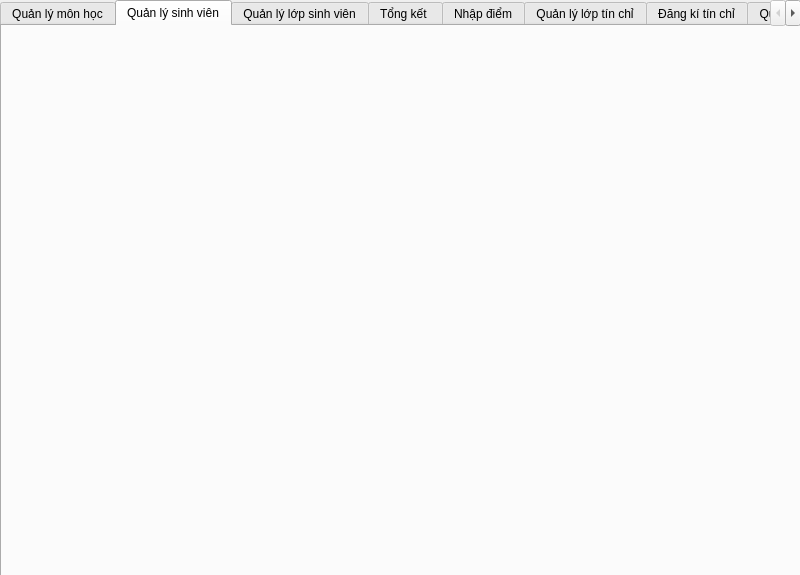
This is TestQT/mainwindow.ui in QuyenNDD/CTDL-GT as Qt 5 draws it before an edit. The edited form follows.
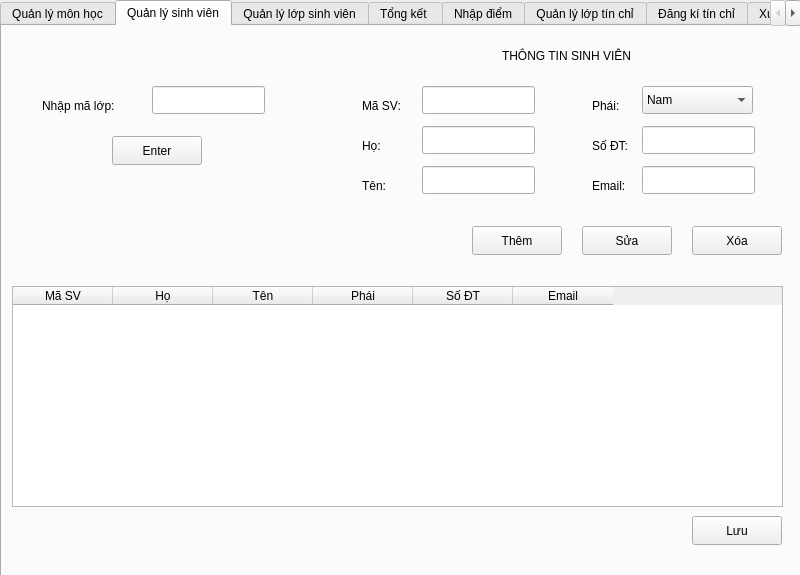
This is the edited form. The open tabs and pages were chosen to show the change.

```diff
--- a/TestQT/mainwindow.ui
+++ b/TestQT/mainwindow.ui
@@ -296,6 +296,346 @@
      <attribute name="title">
       <string>Quản lý sinh viên</string>
      </attribute>
+     <widget class="QWidget" name="widget_10" native="true">
+      <property name="geometry">
+       <rect>
+        <x>0</x>
+        <y>0</y>
+        <width>791</width>
+        <height>231</height>
+       </rect>
+      </property>
+      <widget class="QLabel" name="label_27">
+       <property name="geometry">
+        <rect>
+         <x>40</x>
+         <y>70</y>
+         <width>91</width>
+         <height>20</height>
+        </rect>
+       </property>
+       <property name="text">
+        <string>Nhập mã lớp:</string>
+       </property>
+      </widget>
+      <widget class="QLabel" name="label_28">
+       <property name="geometry">
+        <rect>
+         <x>500</x>
+         <y>20</y>
+         <width>181</width>
+         <height>20</height>
+        </rect>
+       </property>
+       <property name="text">
+        <string>THÔNG TIN SINH VIÊN</string>
+       </property>
+      </widget>
+      <widget class="QLabel" name="label_29">
+       <property name="geometry">
+        <rect>
+         <x>360</x>
+         <y>70</y>
+         <width>63</width>
+         <height>20</height>
+        </rect>
+       </property>
+       <property name="text">
+        <string>Mã SV:</string>
+       </property>
+      </widget>
+      <widget class="QLabel" name="label_30">
+       <property name="geometry">
+        <rect>
+         <x>360</x>
+         <y>110</y>
+         <width>63</width>
+         <height>20</height>
+        </rect>
+       </property>
+       <property name="text">
+        <string>Họ:</string>
+       </property>
+      </widget>
+      <widget class="QLabel" name="label_31">
+       <property name="geometry">
+        <rect>
+         <x>360</x>
+         <y>150</y>
+         <width>63</width>
+         <height>20</height>
+        </rect>
+       </property>
+       <property name="text">
+        <string>Tên:</string>
+       </property>
+      </widget>
+      <widget class="QLabel" name="label_32">
+       <property name="geometry">
+        <rect>
+         <x>590</x>
+         <y>70</y>
+         <width>63</width>
+         <height>20</height>
+        </rect>
+       </property>
+       <property name="text">
+        <string>Phái:</string>
+       </property>
+      </widget>
+      <widget class="QLabel" name="label_33">
+       <property name="geometry">
+        <rect>
+         <x>590</x>
+         <y>110</y>
+         <width>63</width>
+         <height>20</height>
+        </rect>
+       </property>
+       <property name="text">
+        <string>Số ĐT:</string>
+       </property>
+      </widget>
+      <widget class="QLabel" name="label_34">
+       <property name="geometry">
+        <rect>
+         <x>590</x>
+         <y>150</y>
+         <width>63</width>
+         <height>20</height>
+        </rect>
+       </property>
+       <property name="text">
+        <string>Email:</string>
+       </property>
+      </widget>
+      <widget class="QLineEdit" name="txtMaSV">
+       <property name="geometry">
+        <rect>
+         <x>420</x>
+         <y>60</y>
+         <width>113</width>
+         <height>28</height>
+        </rect>
+       </property>
+      </widget>
+      <widget class="QLineEdit" name="txtHo">
+       <property name="geometry">
+        <rect>
+         <x>420</x>
+         <y>100</y>
+         <width>113</width>
+         <height>28</height>
+        </rect>
+       </property>
+      </widget>
+      <widget class="QLineEdit" name="txtTen">
+       <property name="geometry">
+        <rect>
+         <x>420</x>
+         <y>140</y>
+         <width>113</width>
+         <height>28</height>
+        </rect>
+       </property>
+      </widget>
+      <widget class="QLineEdit" name="txtSoDT">
+       <property name="geometry">
+        <rect>
+         <x>640</x>
+         <y>100</y>
+         <width>113</width>
+         <height>28</height>
+        </rect>
+       </property>
+      </widget>
+      <widget class="QLineEdit" name="txtEmail">
+       <property name="geometry">
+        <rect>
+         <x>640</x>
+         <y>140</y>
+         <width>113</width>
+         <height>28</height>
+        </rect>
+       </property>
+      </widget>
+      <widget class="QPushButton" name="btnThemSV">
+       <property name="geometry">
+        <rect>
+         <x>470</x>
+         <y>200</y>
+         <width>90</width>
+         <height>29</height>
+        </rect>
+       </property>
+       <property name="text">
+        <string>Thêm</string>
+       </property>
+      </widget>
+      <widget class="QPushButton" name="btnSuaSV">
+       <property name="geometry">
+        <rect>
+         <x>580</x>
+         <y>200</y>
+         <width>90</width>
+         <height>29</height>
+        </rect>
+       </property>
+       <property name="text">
+        <string>Sửa</string>
+       </property>
+      </widget>
+      <widget class="QPushButton" name="btnXoaSV">
+       <property name="geometry">
+        <rect>
+         <x>690</x>
+         <y>200</y>
+         <width>90</width>
+         <height>29</height>
+        </rect>
+       </property>
+       <property name="text">
+        <string>Xóa</string>
+       </property>
+      </widget>
+      <widget class="QPushButton" name="btnMaLop_SV">
+       <property name="geometry">
+        <rect>
+         <x>110</x>
+         <y>110</y>
+         <width>90</width>
+         <height>29</height>
+        </rect>
+       </property>
+       <property name="text">
+        <string>Enter</string>
+       </property>
+      </widget>
+      <widget class="QLineEdit" name="txtMaLop_SV">
+       <property name="geometry">
+        <rect>
+         <x>150</x>
+         <y>60</y>
+         <width>113</width>
+         <height>28</height>
+        </rect>
+       </property>
+      </widget>
+      <widget class="QWidget" name="widget_11" native="true">
+       <property name="geometry">
+        <rect>
+         <x>350</x>
+         <y>10</y>
+         <width>421</width>
+         <height>181</height>
+        </rect>
+       </property>
+       <widget class="QComboBox" name="cbPhai">
+        <property name="geometry">
+         <rect>
+          <x>290</x>
+          <y>50</y>
+          <width>111</width>
+          <height>28</height>
+         </rect>
+        </property>
+        <item>
+         <property name="text">
+          <string>Nam</string>
+         </property>
+        </item>
+        <item>
+         <property name="text">
+          <string>Nu</string>
+         </property>
+        </item>
+       </widget>
+      </widget>
+      <zorder>widget_11</zorder>
+      <zorder>label_27</zorder>
+      <zorder>label_28</zorder>
+      <zorder>label_29</zorder>
+      <zorder>label_30</zorder>
+      <zorder>label_31</zorder>
+      <zorder>label_32</zorder>
+      <zorder>label_33</zorder>
+      <zorder>label_34</zorder>
+      <zorder>txtMaSV</zorder>
+      <zorder>txtHo</zorder>
+      <zorder>txtTen</zorder>
+      <zorder>txtSoDT</zorder>
+      <zorder>txtEmail</zorder>
+      <zorder>btnThemSV</zorder>
+      <zorder>btnSuaSV</zorder>
+      <zorder>btnXoaSV</zorder>
+      <zorder>btnMaLop_SV</zorder>
+      <zorder>txtMaLop_SV</zorder>
+     </widget>
+     <widget class="QWidget" name="widget_21" native="true">
+      <property name="geometry">
+       <rect>
+        <x>0</x>
+        <y>250</y>
+        <width>791</width>
+        <height>281</height>
+       </rect>
+      </property>
+      <widget class="QTableWidget" name="tblSV">
+       <property name="geometry">
+        <rect>
+         <x>10</x>
+         <y>10</y>
+         <width>771</width>
+         <height>221</height>
+        </rect>
+       </property>
+       <column>
+        <property name="text">
+         <string>Mã SV</string>
+        </property>
+       </column>
+       <column>
+        <property name="text">
+         <string>Họ</string>
+        </property>
+       </column>
+       <column>
+        <property name="text">
+         <string>Tên</string>
+        </property>
+       </column>
+       <column>
+        <property name="text">
+         <string>Phái</string>
+        </property>
+       </column>
+       <column>
+        <property name="text">
+         <string>Số ĐT</string>
+        </property>
+       </column>
+       <column>
+        <property name="text">
+         <string>Email</string>
+        </property>
+       </column>
+      </widget>
+      <widget class="QPushButton" name="btnLuuSV">
+       <property name="geometry">
+        <rect>
+         <x>690</x>
+         <y>240</y>
+         <width>90</width>
+         <height>29</height>
+        </rect>
+       </property>
+       <property name="text">
+        <string>Lưu</string>
+       </property>
+      </widget>
+     </widget>
+     <zorder>widget_21</zorder>
+     <zorder>widget_10</zorder>
     </widget>
     <widget class="QWidget" name="tabQLLSV">
      <attribute name="title">
@@ -1254,7 +1594,7 @@
     </widget>
     <widget class="QWidget" name="tabQLDK">
      <attribute name="title">
-      <string>Quản lý đăng kí</string>
+      <string>Xuất báo cáo</string>
      </attribute>
      <widget class="QWidget" name="widget_5" native="true">
       <property name="geometry">
```
Left out of the diff: 905 changed lines with no effect on the pictures.
